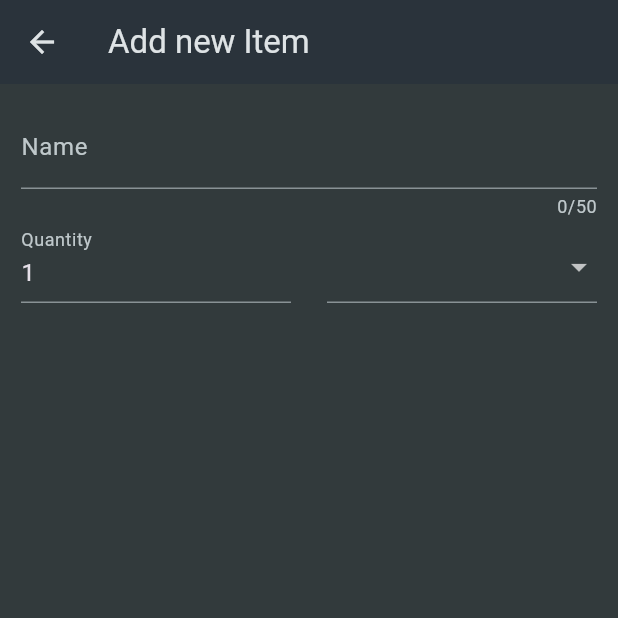
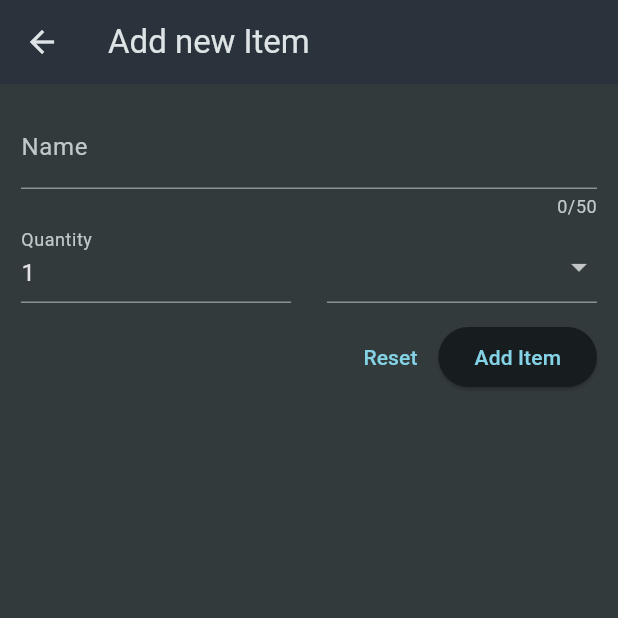
Before and after one commit to Trykea/Shopping_List_App, a Flutter app: the NewItem screen opened directly, on a phone screen of 412 x 824 dp, the top half of it. Run offline on Flutter 3.47's test engine with Material 3 defaults, Android fonts, the phone set to English and light mode, and no system bars.

Commit message:
added validators, button and also trigger the validator with Globalkey

```diff
--- a/lib/widgets/new_item.dart
+++ b/lib/widgets/new_item.dart
@@ -10,23 +10,36 @@ class NewItem extends StatefulWidget {
 }
 
 class _NewItemState extends State<NewItem> {
+  final _formkey = GlobalKey<FormState>();
+
+  void _saveItem(){
+    _formkey.currentState!.validate();
+  }
   @override
   Widget build(BuildContext context) {
     return Scaffold(
       appBar: AppBar(
-        title:const Text('Add new Item'),
+        title: const Text('Add new Item'),
       ),
       body: Padding(
-        padding:const EdgeInsets.all(14),
-        child: Form(child: Column(
+        padding: const EdgeInsets.all(14),
+        child: Form(
+          key: _formkey,
+            child: Column(
           children: [
             TextFormField(
               maxLength: 50,
-                decoration:const InputDecoration(
+              decoration: const InputDecoration(
                 label: Text('Name'),
               ),
               validator: (value) {
-                  return 'err';
+                if (value == null ||
+                    value.isEmpty ||
+                    value.trim().length <= 1 ||
+                    value.trim().length > 50) {
+                  return 'Must between 1 and 50 characters';
+                }
+                return null;
               },
             ),
             Row(
@@ -34,13 +47,25 @@ class _NewItemState extends State<NewItem> {
               children: [
                 Expanded(
                   child: TextFormField(
-                    decoration:const InputDecoration(
+                    decoration: const InputDecoration(
                       label: Text('Quantity'),
                     ),
                     initialValue: '1',
+                    keyboardType: TextInputType.number,
+                    validator: (value) {
+                      if (value == null ||
+                          value.isEmpty ||
+                          int.tryParse(value)== null ||
+                          int.tryParse(value)! <= 0) {
+                        return 'Must be a valid, positive number';
+                      }
+                      return null;
+                    },
                   ),
                 ),
-                SizedBox(width: 24,),
+                const SizedBox(
+                  width: 24,
+                ),
                 Expanded(
                   child: DropdownButtonFormField(items: [
                     for (final category in categories.entries)
@@ -63,6 +88,18 @@ class _NewItemState extends State<NewItem> {
                 )
               ],
             ),
+            const SizedBox(
+              height: 12,
+            ),
+            Row(
+              mainAxisAlignment: MainAxisAlignment.end,
+              children: [
+                TextButton(onPressed: () {
+                  _formkey.currentState!.reset();
+                }, child: const Text('Reset')),
+                ElevatedButton(onPressed: _saveItem, child: const Text('Add Item')),
+              ],
+            )
           ],
         )),
       ),
```
Lines whose indentation alone changed are shown as unchanged.
